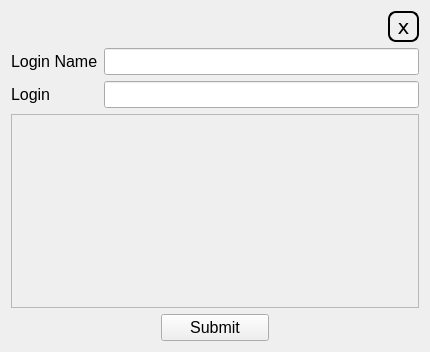
Before: the Qt Designer form window_ui/edit_section.ui in skaldson/password_manager, drawn with Qt 5.
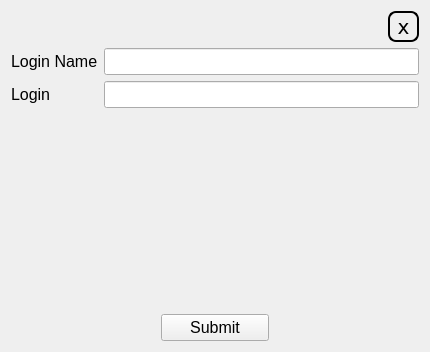
After: the same form once the commit is applied. Custom widgets are drawn as their Qt base class.

The edit to the form file:
```diff
--- a/window_ui/edit_section.ui
+++ b/window_ui/edit_section.ui
@@ -126,6 +126,9 @@
    </item>
    <item>
     <widget class="QScrollArea" name="scroll_tag_area">
+     <property name="frameShape">
+      <enum>QFrame::NoFrame</enum>
+     </property>
      <property name="widgetResizable">
       <bool>true</bool>
      </property>
@@ -134,8 +137,8 @@
        <rect>
         <x>0</x>
         <y>0</y>
-        <width>410</width>
-        <height>188</height>
+        <width>412</width>
+        <height>175</height>
        </rect>
       </property>
       <widget class="TagWidget" name="tag_widget" native="true">
```
